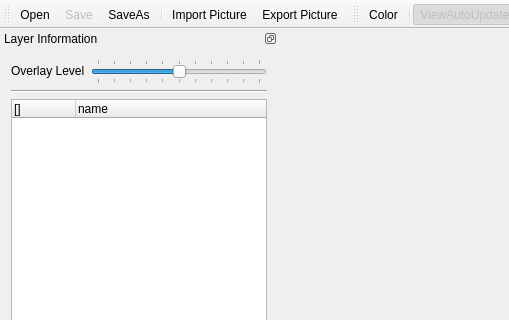
MizunagiKB/watershed_layer, file ui_main_window.ui: the form before one commit; both pictures show x 0 to 509 and y 0 to 320 of the 1024 by 768 pixel window.
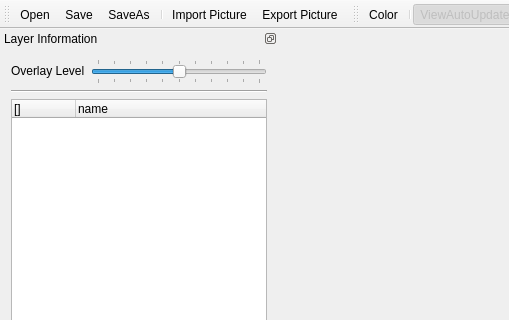
The form after the commit. Icons and pictures are not drawn.

Commit message: 保存機能を実装しました

What changed in the file:
```diff
--- a/ui_main_window.ui
+++ b/ui_main_window.ui
@@ -360,7 +360,7 @@
   </action>
   <action name="action_FileSave">
    <property name="enabled">
-    <bool>false</bool>
+    <bool>true</bool>
    </property>
    <property name="icon">
     <iconset resource="resource.qrc">
```
Left out of the diff: 32 changed lines with no effect on the pictures. The commit also changes 2 other files.
